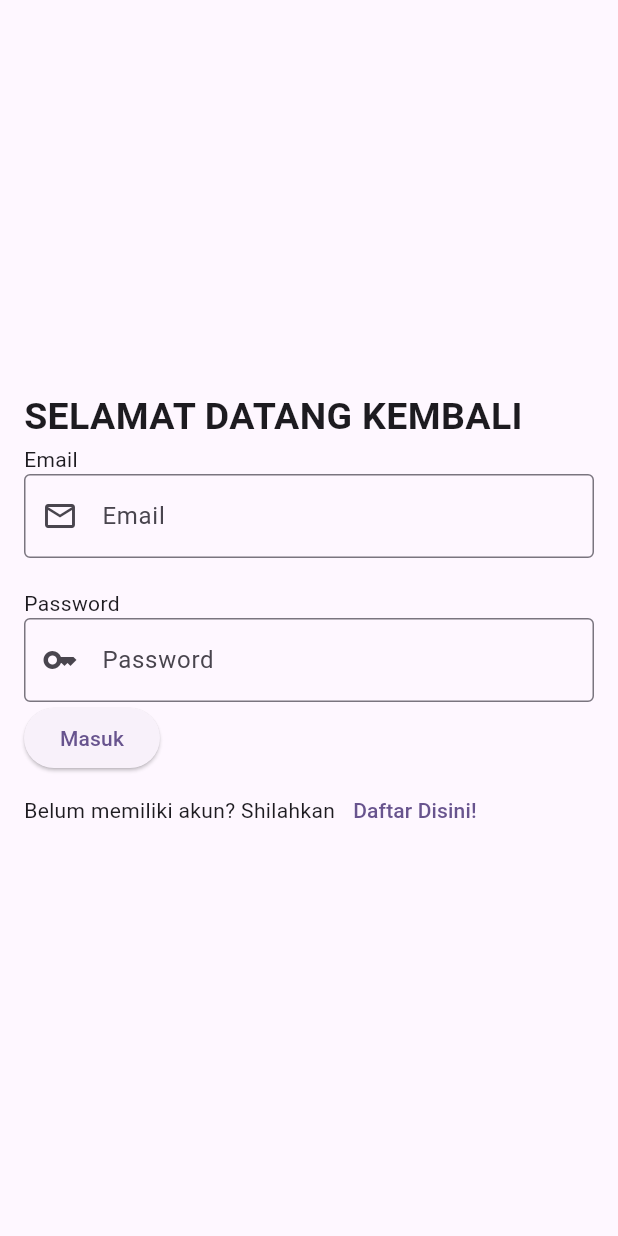
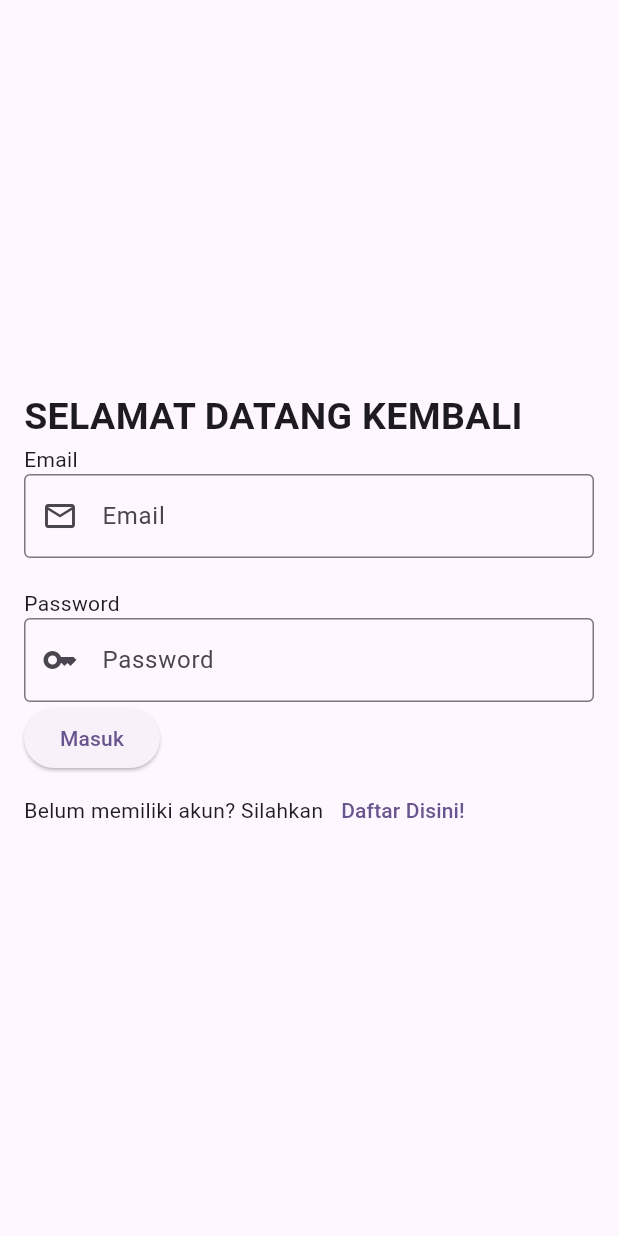
Before and after one commit to DaffaPutra7/20220140133_Ucp1Flutter, a Flutter app: the screen it shows after launch, on a phone screen of 412 x 824 dp. Run offline on Flutter 3.47's test engine with Material 3 defaults, Android fonts, the phone set to English and light mode, and no system bars.

Commit message:
Memperbaiki text

```diff
--- a/lib/loginpage.dart
+++ b/lib/loginpage.dart
@@ -76,7 +76,7 @@ class _LoginPageState extends State<LoginPage> {
                 child: Text('Masuk')),
               Row(
                 children: [
-                  Text('Belum memiliki akun? Shilahkan'),
+                  Text('Belum memiliki akun? Silahkan'),
                   TextButton(
                     onPressed: () {
                       Navigator.push(
```
